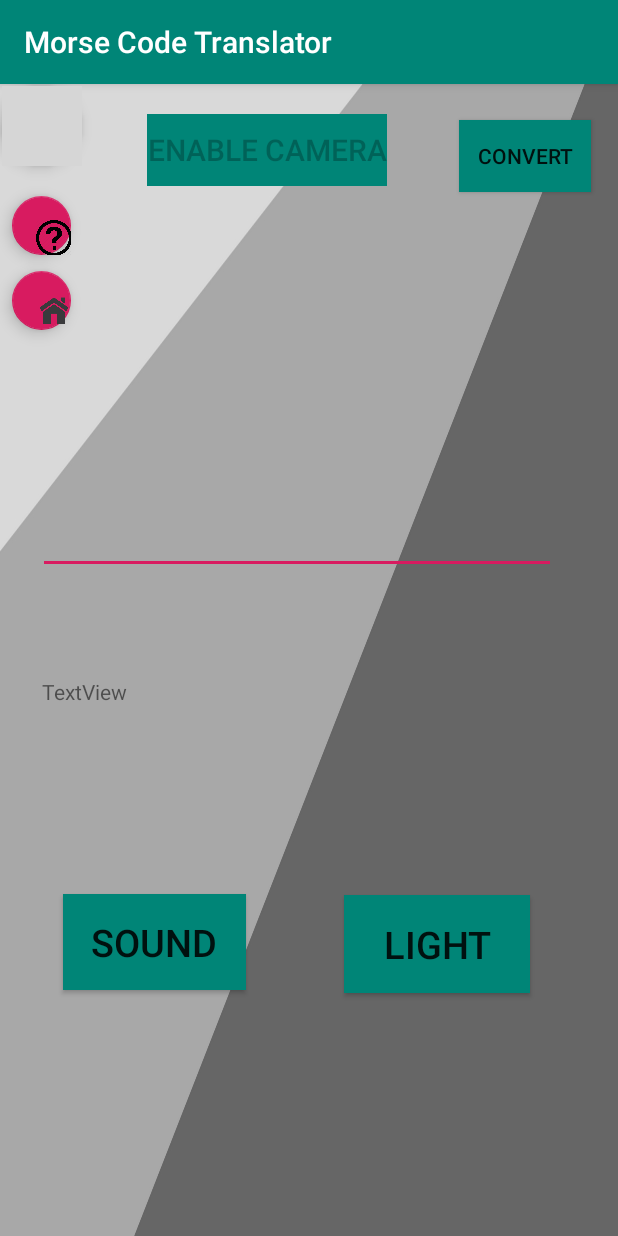
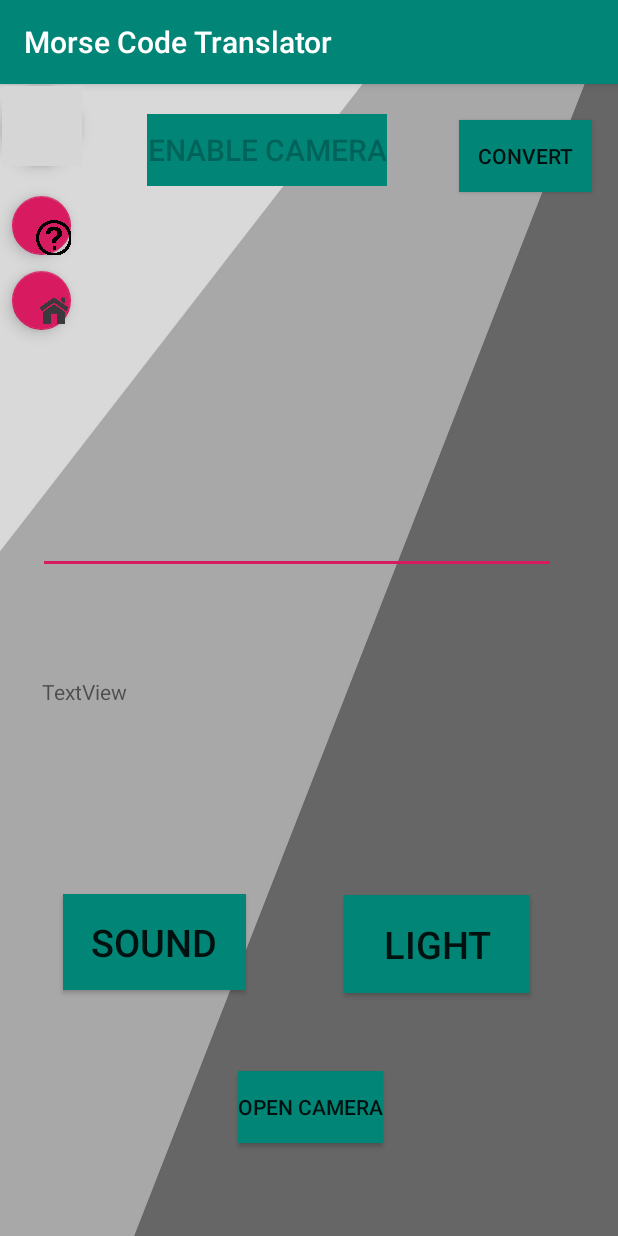
Before and after one commit to MrPintoo/MorseCode, an Android app: the ToTextActivity screen opened directly, with no data from a screen before it, on a phone screen of 412 x 824 dp. Run offline under Robolectric (Android 15) with nearby library versions, the phone set to English and light mode, and no system bars; grey boxes are pictures that could not be loaded.

Commit message:
open camera

```diff
--- a/app/src/main/AndroidManifest.xml
+++ b/app/src/main/AndroidManifest.xml
@@ -8,8 +8,9 @@
 
     <!-- flashlight permissions -->
     <uses-permission android:name="android.permission.CAMERA" />
+    <uses-feature android:name="android.hardware.camera" />
+    <uses-feature android:name="android.hardware.camera" android:required="false" />
 
-    <uses-feature android:name="android.hardware.camera" />
 
     <application
         android:allowBackup="true"
--- a/app/src/main/java/com/myapplication/MainActivity.java
+++ b/app/src/main/java/com/myapplication/MainActivity.java
@@ -38,6 +38,8 @@ public class MainActivity extends AppCompatActivity  {
             }
         });
 
+
+
     }
 
 
--- a/app/src/main/java/com/myapplication/ToTextActivity.java
+++ b/app/src/main/java/com/myapplication/ToTextActivity.java
@@ -3,9 +3,12 @@ package com.myapplication;
 import android.Manifest;
 import android.annotation.TargetApi;
 import android.content.Context;
+import android.content.Intent;
 import android.content.pm.PackageManager;
+import android.graphics.Bitmap;
 import android.hardware.camera2.CameraManager;
 import android.media.MediaPlayer;
+import android.provider.MediaStore;
 import android.support.annotation.NonNull;
 import android.support.v4.app.ActivityCompat;
 import android.support.v4.content.ContextCompat;
@@ -15,12 +18,14 @@ import android.util.Log;
 import android.view.View;
 import android.widget.Button;
 import android.widget.EditText;
+import android.widget.ImageView;
 import android.widget.TextView;
 import android.widget.Toast;
 
 import com.myapplication.models.ConversionModel;
 import com.myapplication.networks.ConversionAsyncTask;
 import com.myapplication.networks.HTTPAsyncTask;
+import com.myapplication.utilities.Camera;
 import com.myapplication.utilities.Flashlight;
 import com.myapplication.utilities.Sound;
 import com.myapplication.utilities.Vibration;
@@ -35,6 +40,8 @@ public class ToTextActivity extends AppCompatActivity {
     private Button imageFlashlight;
     private EditText inputToConvert;
     private TextView convertedText;
+    private Button buttonCamera;
+    private ImageView imageView;
 
     Vibration vibration;
     ConversionModel model;
@@ -182,6 +189,25 @@ public class ToTextActivity extends AppCompatActivity {
             }
         });
 
+        buttonCamera = (Button)findViewById(R.id.buttonCamera);
+
+        buttonCamera.setOnClickListener(new View.OnClickListener() {
+            @Override
+            public void onClick(View v) {
+                Intent intent = new Intent (MediaStore.ACTION_IMAGE_CAPTURE);
+                startActivityForResult(intent,0);
+
+
+            }
+        });
+
+    }
+
+    @Override
+    protected void onActivityResult (int requestCode, int resutlCode, Intent data){
+        super.onActivityResult(requestCode, resutlCode, data);
+        Bitmap bitmap = (Bitmap)data.getExtras().get("data");
+        imageView.setImageBitmap(bitmap);
     }
 
 
--- a/app/src/main/res/layout/activity_to_text.xml
+++ b/app/src/main/res/layout/activity_to_text.xml
@@ -198,5 +198,23 @@
         app:layout_constraintTop_toTopOf="parent"
         app:layout_constraintVertical_bias="0.017" />
 
+    <Button
+        android:id="@+id/buttonCamera"
+        android:layout_width="wrap_content"
+        android:layout_height="wrap_content"
+        android:layout_marginBottom="8dp"
+        android:layout_marginEnd="8dp"
+        android:layout_marginLeft="8dp"
+        android:layout_marginRight="8dp"
+        android:layout_marginStart="8dp"
+        android:layout_marginTop="8dp"
+        android:text="Open Camera"
+        android:background="@color/colorPrimary"
+        app:layout_constraintBottom_toBottomOf="parent"
+        app:layout_constraintEnd_toEndOf="parent"
+        app:layout_constraintStart_toStartOf="@+id/settings"
+        app:layout_constraintTop_toTopOf="parent"
+        app:layout_constraintVertical_bias="0.923" />
+
 
 </android.support.constraint.ConstraintLayout>
```
Also changed, not shown: app/src/main/java/com/myapplication/utilities/Camera.java (added, +19 -0 lines), app/src/main/java/com/myapplication/ToMorseActivity.java (line endings or trailing spaces).
